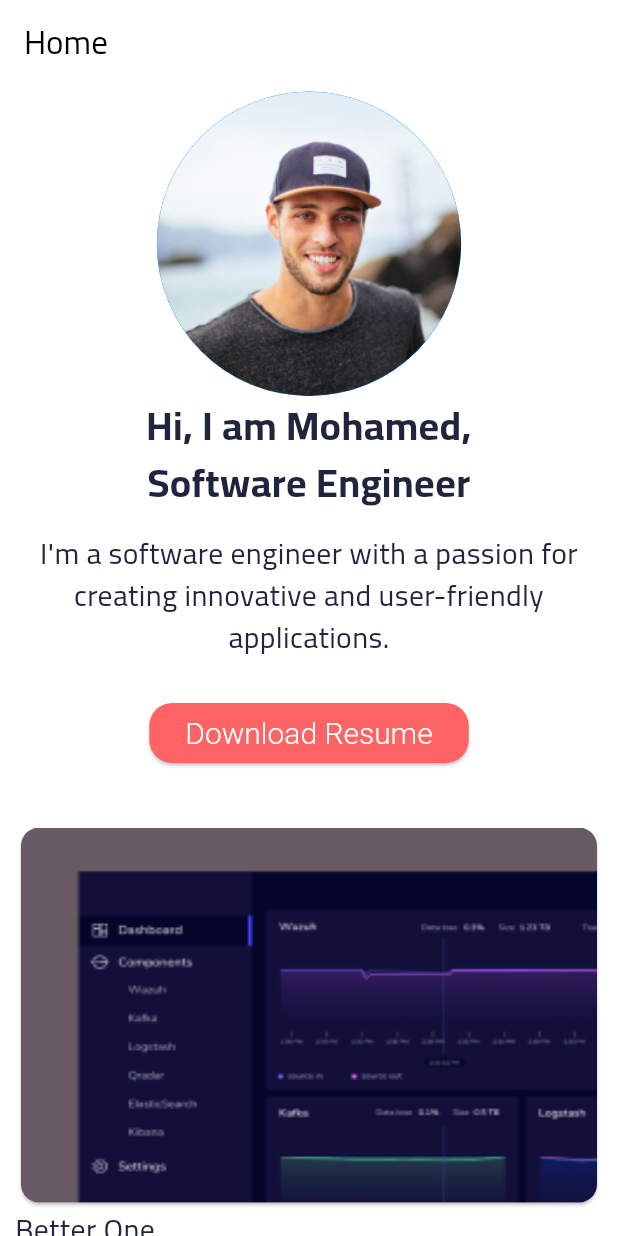
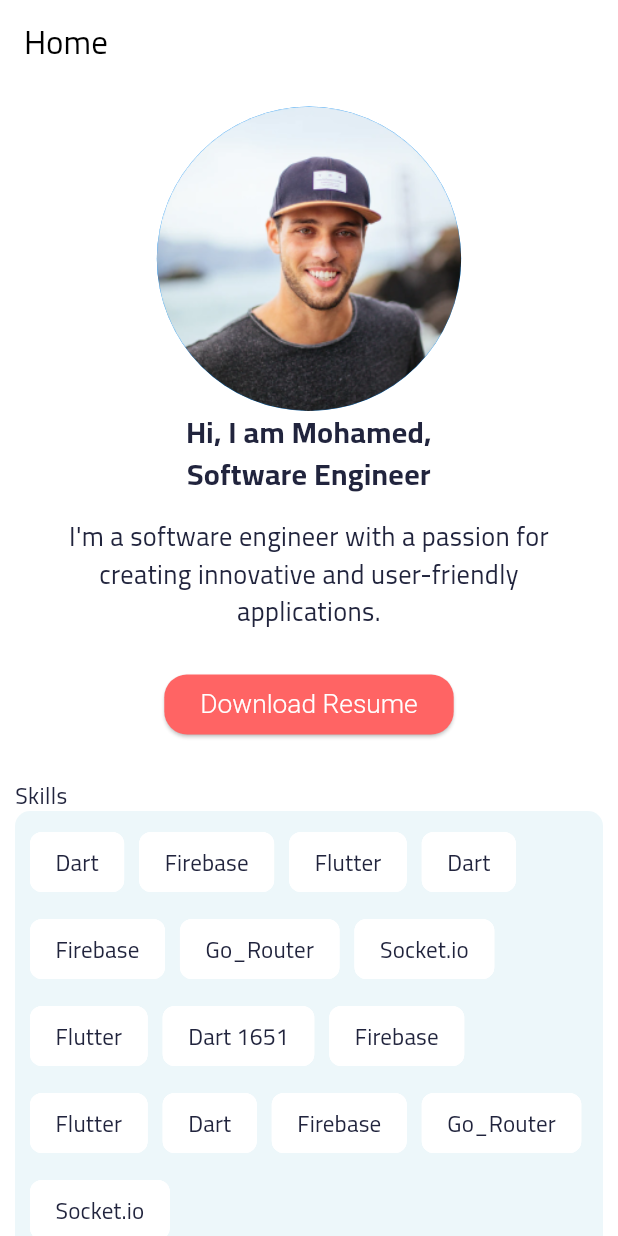
Before and after one commit to eng-mohamed-ibrahem/portfolio, a Flutter app: the screen it shows after launch, on a phone screen of 412 x 824 dp. Run offline on Flutter 3.47's test engine with Material 3 defaults, Android fonts, the phone set to English and light mode, and no system bars; drawn by our look-alikes of auto_animated; our stand-ins replace dio, easy_localization, flutter_screenutil, freezed_annotation, go_router.

Commit message:
Update text styles, add SkillsSection widget, and refactor WorkCard layout
- Update text styles for consistency and readability
- Add SkillsSection widget for displaying skills with animations
- Refactor WorkCard layout for better responsiveness and readability

````diff
--- a/lib/config/l10n/translation/en.json
+++ b/lib/config/l10n/translation/en.json
@@ -4,5 +4,14 @@
         "personal_info": {
             "download_resume": "Download Resume"
         }
+    },
+    "skills": {
+        "title": "Skills"
+    },
+    "works": {
+        "title": "Works"
+    },
+    "contact": {
+        "title": "Contact"
     }
 }
--- a/lib/config/themes/app_text_styles.dart
+++ b/lib/config/themes/app_text_styles.dart
@@ -5,23 +5,23 @@ import 'package:portfolio/core/constants/app_colors.dart';
 class AppTextStyles {
   static TextStyle get bodyLarge => TextStyle(
         color: AppColors.dark,
-        fontSize: 24.sp,
+        fontSize: 18.sp,
         fontWeight: FontWeight.bold,
       );
   static TextStyle get bodySmall => TextStyle(
         color: AppColors.dark,
-        fontSize: 16.sp,
+        fontSize: 14.sp,
         fontWeight: FontWeight.normal,
       );
-  static TextStyle get textButton => const TextStyle(
+  static TextStyle get textButton => TextStyle(
         color: AppColors.wight,
-        fontSize: 20,
+        fontSize: 16.sp,
         fontWeight: FontWeight.w300,
       );
 
   static TextStyle get bodyMedium => TextStyle(
         color: AppColors.dark,
-        fontSize: 18.sp,
+        fontSize: 16.sp,
         fontWeight: FontWeight.normal,
       );
   static TextStyle get light => TextStyle(
--- a/lib/core/constants/app_colors.dart
+++ b/lib/core/constants/app_colors.dart
@@ -3,6 +3,7 @@ import 'package:flutter/material.dart';
 class AppColors {
   static const primary = Color(0xFFFF6464);
   static const secondary = Color(0xFF00A8CC);
+  static const secondaryLight = Color(0xFFEDF7FA);
   static const dark = Color(0xFF21243D);
   static const light = Color(0xFF8695A4);
   static const wight = Color(0xFFFFFFFF);
--- a/lib/view/screens/home/home.dart
+++ b/lib/view/screens/home/home.dart
@@ -1,6 +1,9 @@
 import 'package:auto_animated/auto_animated.dart';
+import 'package:easy_localization/easy_localization.dart';
 import 'package:flutter/material.dart';
+import 'package:portfolio/config/themes/app_text_styles.dart';
 import 'package:portfolio/view/widgtes/personal_info.dart';
+import 'package:portfolio/view/widgtes/skills_section.dart';
 import 'package:portfolio/view/widgtes/works_section.dart';
 
 class Home extends StatelessWidget {
@@ -16,10 +19,21 @@ class Home extends StatelessWidget {
         // Show each item through
         showItemInterval: const Duration(milliseconds: 300),
         child: ListView(
-          children: const [
-            PersonalInfo(),
-            SizedBox(height: 20),
-            WorksSection(),
+          padding: const EdgeInsets.all(10),
+          children: [
+            const PersonalInfo(),
+            const SizedBox(height: 20),
+            Text(
+              "skills.title".tr(),
+              style: AppTextStyles.bodySmall,
+            ),
+            const SkillsSection(),
+            const SizedBox(height: 20),
+            Text(
+              "works.title".tr(),
+              style: AppTextStyles.bodySmall,
+            ),
+            const WorksSection(),
           ],
         ),
       ),
--- a/lib/view/widgtes/conditionally_wrapper.dart
+++ b/lib/view/widgtes/conditionally_wrapper.dart
@@ -1,17 +1,56 @@
 import 'package:flutter/material.dart';
 
+/// A widget that conditionally wraps its child widgets based on a given condition.
+///
+/// The [ConditionallyWrapper] requires a [wrapper] function that takes a list of child widgets
+/// and a boolean [condition]. If the condition is true, the [wrapper] function can apply some
+/// modifications or transformations to the children widgets. If the condition is false, the
+/// children are provided as-is.
+///
+/// This widget is useful when you want to apply a certain layout or decoration conditionally
+/// without having to repeat the same logic multiple times.
+///
+/// Example usage:
+/// ```dart
+/// ConditionallyWrapper(
+///   condition: someCondition,
+///   wrapper: (children, condition) => condition
+///       ? DecoratedBox(
+///           decoration: BoxDecoration(color: Colors.red),
+///           child: Row(children: children),
+///         )
+///       : Column(children: children),
+///   children: [
+///     Text('Hello'),
+///     Text('World'),
+///   ],
+/// )
+/// ```
+///
+/// In this example, if `someCondition` is true, the children will be wrapped in a red [DecoratedBox].
+///
+/// The [condition] parameter determines whether the [wrapper] logic should be applied.
+/// The [children] parameter contains the list of widgets to be potentially wrapped.
+
 class ConditionallyWrapper extends StatelessWidget {
-  const ConditionallyWrapper(
-      {super.key,
-      required this.child,
-      required this.wrapper,
-      required this.condition});
+  /// Creates a [ConditionallyWrapper] widget.
+  ///
+  /// The [wrapper] callback is called with the [children] and the [condition] value.
+  /// If the [condition] is true, the [wrapper] callback should return a widget that
+  /// wraps the [children] with the desired decoration or layout. If the [condition]
+  /// is false, the [wrapper] callback should return the [children] as-is.
+  const ConditionallyWrapper({
+    super.key,
+    required this.wrapper,
+    required this.condition,
+    required this.children,
+  });
   final bool condition;
-  final Widget child;
-  final Widget Function(Widget child) wrapper;
+  final List<Widget> children;
+  final Widget Function(List<Widget> children, bool condition) wrapper;
 
   @override
   Widget build(BuildContext context) {
-    return condition ? wrapper(child) : child;
+    return wrapper(children, condition);
   }
 }
--- /dev/null
+++ b/lib/view/widgtes/skills_section.dart
@@ -0,0 +1,86 @@
+import 'package:auto_animated/auto_animated.dart';
+import 'package:flutter/material.dart';
+import 'package:portfolio/config/themes/app_text_styles.dart';
+import 'package:portfolio/core/constants/app_colors.dart';
+
+class SkillsSection extends StatelessWidget {
+  const SkillsSection({super.key});
+
+  @override
+  Widget build(BuildContext context) {
+    return AnimateIfVisibleWrapper(
+      delay: const Duration(milliseconds: 150),
+      child: Container(
+        padding: const EdgeInsets.all(10),
+        decoration: BoxDecoration(
+          borderRadius: BorderRadius.circular(10),
+          color: AppColors.secondaryLight,
+        ),
+        child: Wrap(
+          spacing: 10,
+          runSpacing: 10,
+          children: [
+            ...List.generate(
+              list.length,
+              (index) => AnimateIfVisible(
+                key: ValueKey(list[index].hashCode),
+                reAnimateOnVisibility: true,
+                duration: const Duration(milliseconds: 350),
+                builder: (
+                  BuildContext context,
+                  Animation<double> animation,
+                ) =>
+                    SlideTransition(
+                  position: Tween<Offset>(
+                    begin: const Offset(-0.1, 0),
+                    end: Offset.zero,
+                  ).animate(animation),
+                  child: FadeTransition(
+                      opacity: Tween<double>(
+                        begin: 0,
+                        end: 1,
+                      ).animate(animation),
+                      child: Chip(
+                        labelStyle: AppTextStyles.bodySmall,
+                        label: list[index],
+                      )
+                      // Material(
+                      //   borderRadius: BorderRadius.circular(10),
+                      //   animationDuration: const Duration(milliseconds: 150),
+                      //   color: AppColors.wight,
+                      //   textStyle: AppTextStyles.bodyMedium,
+                      //   shadowColor: AppColors.wight,
+                      //   elevation: 2,
+                      //   child: Padding(
+                      //       padding: const EdgeInsets.symmetric(
+                      //           horizontal: 15, vertical: 5),
+                      //       child: list[index]),
+                      // ),
+                      ),
+                ),
+              ),
+            ),
+          ],
+        ),
+      ),
+    );
+  }
+
+  final list = const [
+    Text('Dart'),
+    Text('Firebase'),
+    Text('Flutter'),
+    Text('Dart'),
+    Text('Firebase'),
+    Text("Go_Router"),
+    Text("Socket.io"),
+    Text('Flutter'),
+    Text('Dart 1651'),
+    Text('Firebase'),
+    Text('Flutter'),
+    Text('Dart'),
+    Text('Firebase'),
+    Text("Go_Router"),
+    Text("Socket.io"),
+  ];
+}
--- a/pubspec.yaml
+++ b/pubspec.yaml
@@ -26,6 +26,7 @@ dependencies:
   freezed_annotation: ^2.4.4
   json_annotation: ^4.9.0
   auto_animated: ^3.2.0
+  auto_size_text: ^3.0.0
 
 dev_dependencies:
   flutter_test:
````
Also changed, not shown: lib/config/l10n/translation/ar.json (+9 -0 lines), lib/view/widgtes/work_card.dart (+85 -39 lines), lib/view/widgtes/works_section.dart (+6 -4 lines), pubspec.lock.
